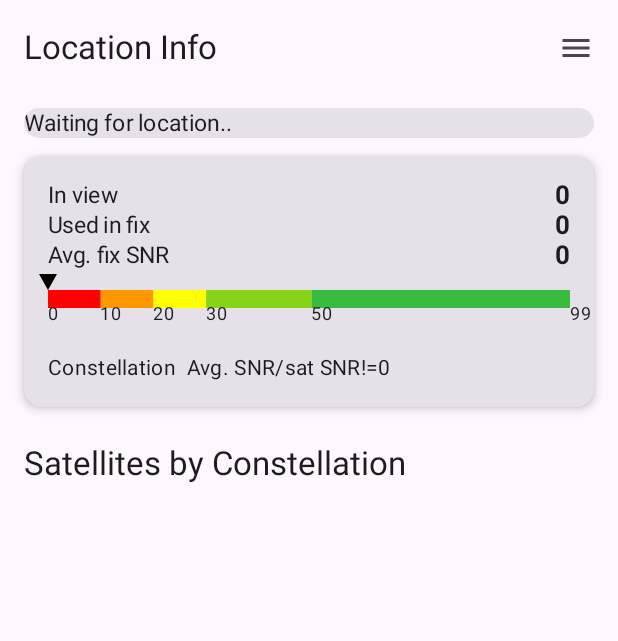
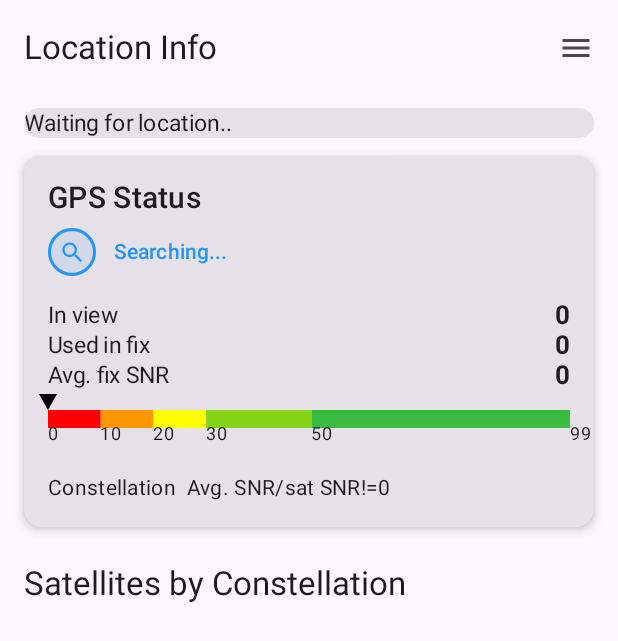
Before and after one commit to KrzPank/GPSSatelliteViewer, an Android app built with Jetpack Compose: the screen it shows after launch (MainActivity), on a phone screen of 412 x 824 dp. Shown: the top 641 px of the screen. Run offline under Robolectric (Android 15) with nearby library versions, the phone set to English and light mode, and no system bars.

Commit message:
added GPS Status better user experience, TODO different Icons and probably different view order

```diff
--- a/app/build.gradle.kts
+++ b/app/build.gradle.kts
@@ -49,6 +49,7 @@ dependencies {
     implementation(libs.androidx.ui.graphics)
     implementation(libs.androidx.ui.tooling.preview)
     implementation(libs.androidx.material3)
+    implementation("androidx.compose.material:material-icons-extended:1.7.5")
     implementation(libs.androidx.appcompat)
     testImplementation(libs.junit)
     androidTestImplementation(libs.androidx.junit)
--- a/app/src/main/java/com/example/gpssatelliteviewer/ui/cards/SatelliteCard.kt
+++ b/app/src/main/java/com/example/gpssatelliteviewer/ui/cards/GPSStatusCard.kt
@@ -14,9 +14,10 @@ import androidx.compose.material3.Text
 import androidx.compose.runtime.Composable
 import androidx.compose.ui.Modifier
 import androidx.compose.ui.unit.dp
+import androidx.compose.ui.unit.sp
 import com.example.gpssatelliteviewer.utils.InfoRow
 import com.example.gpssatelliteviewer.data.GNSSStatusData
-import com.example.gpssatelliteviewer.utils.SNRBar
+import com.example.gpssatelliteviewer.utils.GPSStatusUtils
 
 data class SNRStats(
     val average: Float,
@@ -24,7 +25,7 @@ data class SNRStats(
 )
 
 @Composable
-fun SatelliteCard(
+fun GPSStatusCard(
     satellites: List<GNSSStatusData>,
     modifier: Modifier = Modifier
 ) {
@@ -33,7 +34,7 @@ fun SatelliteCard(
     val groupedSatellites = satellites.groupBy { it.constellation }
     val usedInFixCount = satellites.count { it.usedInFix }
 
-    val averageSNRByConstellation = groupedSatellites.mapValues { (_, sats) ->
+        val averageSNRByConstellation = groupedSatellites.mapValues { (_, sats) ->
         val valid = sats.filter { it.snr != 0f}
         if (valid.isNotEmpty()) {
             val avg = valid.map { it.snr }.average().toFloat()
@@ -47,29 +48,48 @@ fun SatelliteCard(
     val satellitesInFix = satellites.filter { it.usedInFix }
     val averageSNRInFix = if (satellitesInFix.isNotEmpty()) {
         satellitesInFix.map { it.snr }.average().toFloat()
-    } else null
+    } else 0f
+
+    // NEW: Calculate GPS status
+    val gpsStatus = GPSStatusUtils.determineGPSStatus(
+        satellites = satellites,
+        averageSNRInFix,
+        hasLocationNMEA = satellites.isNotEmpty()
+    )
 
     Card(
         shape = RoundedCornerShape(12.dp),
-        modifier = Modifier
+        modifier = modifier
             .fillMaxWidth()
             .padding(vertical = 4.dp),
         elevation = CardDefaults.cardElevation(4.dp)
     ) {
         Column(modifier = Modifier.padding(16.dp)) {
+            Text(
+                "GPS Status",
+                style = MaterialTheme.typography.titleMedium,
+                fontSize = 20.sp
+            )
+            Spacer(Modifier.height(8.dp))
+
+            // GPS Status Header
+            GPSStatusUtils.GPSStatusHeader(
+                gpsStatus = gpsStatus,
+                )
+
+            Spacer(modifier = Modifier.height(16.dp))
+
+            // Existing satellite info
             InfoRow(label = "In view", value = totalSatellites.toString())
             InfoRow(label = "Used in fix", value = usedInFixCount.toString())
             InfoRow(
                 label = "Avg. fix SNR",
-                value = if (averageSNRInFix != null) {
-                    "${"%.1f".format(averageSNRInFix)} dBHz"
-                } else {
-                    "0"
-                }
+                value = if (averageSNRInFix != 0f) "${"%.1f".format(averageSNRInFix)} dBHz"
+                else  "0"
             )
-            Spacer(modifier = modifier.height(8.dp))
-            if (averageSNRInFix == null) SNRBar(value = 0f)
-            else SNRBar(value = averageSNRInFix)
+
+            Spacer(modifier = Modifier.height(8.dp))
+            GPSStatusUtils.SNRBar(value = averageSNRInFix)
 
             Spacer(modifier = Modifier.height(4.dp))
             Text("Constellation  Avg. SNR/sat SNR!=0", style = MaterialTheme.typography.bodyMedium)
--- a/app/src/main/java/com/example/gpssatelliteviewer/ui/cards/LocationCard.kt
+++ b/app/src/main/java/com/example/gpssatelliteviewer/ui/cards/LocationCard.kt
@@ -24,10 +24,9 @@ import androidx.compose.ui.unit.dp
 import androidx.compose.ui.unit.sp
 import com.example.gpssatelliteviewer.data.ListenerData
 import com.example.gpssatelliteviewer.data.NMEALocationData
-import com.example.gpssatelliteviewer.data.parsers.NMEAParser
 import com.example.gpssatelliteviewer.utils.CoordinateConversion
+import com.example.gpssatelliteviewer.utils.GPSStatusUtils
 import com.example.gpssatelliteviewer.utils.InfoRow
-import com.example.gpssatelliteviewer.utils.approximateLocationAccuracy
 import com.example.gpssatelliteviewer.utils.mapFixQuality
 import com.example.gpssatelliteviewer.utils.mapFixType
 
@@ -87,7 +86,7 @@ fun NMEALocationCard(
             )
             InfoRow(
                 label = "Accuracy",
-                value = approximateLocationAccuracy(nmea)
+                value = CoordinateConversion.getAccuracyEstimate(nmea).toString()
             )
             val speedkmh = nmea.speedKnots * 1.852
             InfoRow(
--- a/app/src/main/java/com/example/gpssatelliteviewer/ui/panels/LocationInfoPanel.kt
+++ b/app/src/main/java/com/example/gpssatelliteviewer/ui/panels/LocationInfoPanel.kt
@@ -37,7 +37,7 @@ import androidx.navigation.NavController
 import com.example.gpssatelliteviewer.ui.cards.AndroidApiLocation
 import com.example.gpssatelliteviewer.ui.cards.LoadingLocationText
 import com.example.gpssatelliteviewer.ui.cards.NMEALocationCard
-import com.example.gpssatelliteviewer.ui.cards.SatelliteCard
+import com.example.gpssatelliteviewer.ui.cards.GPSStatusCard
 
 
 import androidx.compose.runtime.getValue
@@ -126,7 +126,7 @@ fun LocationInfoPanel(
 
             // --- Summary of satellites ---
             item {
-                SatelliteCard(satellites)
+                GPSStatusCard(satellites)
             }
 
             // --- Satellites grouped by constellation ---
--- a/app/src/main/java/com/example/gpssatelliteviewer/utils/FormatFunctions.kt
+++ b/app/src/main/java/com/example/gpssatelliteviewer/utils/FormatFunctions.kt
@@ -44,77 +44,6 @@ fun InfoRow(label: String, value: String) {
     }
 }
 
-@SuppressLint("UnusedBoxWithConstraintsScope")
-@Composable
-fun SNRBar(
-    value: Float,
-    modifier: Modifier = Modifier
-) {
-    val clamped = value.coerceIn(0f, 99f)
-
-    val ranges = listOf(
-        0f to 10f to Color.Companion.Red,
-        10f to 20f to Color(0xFFFF9800),
-        20f to 30f to Color.Companion.Yellow,
-        30f to 50f to Color(0xFF86D317),
-        50f to 99f to Color(0xFF39BB3F)
-    )
-
-    val thresholds = listOf(0f, 10f, 20f, 30f, 50f, 99f)
-
-    Column(modifier) {
-        BoxWithConstraints(
-            Modifier.Companion
-                .fillMaxWidth()
-                .height(17.dp)
-        ) {
-            val barWidth = constraints.maxWidth.toFloat()
-            val percent = clamped / 99f
-            val indicatorX = barWidth * percent
-
-            Canvas(Modifier.Companion.fillMaxSize()) {
-                ranges.forEach { (range, color) ->
-                    val (start, end) = range
-                    val startX = (start / 99f) * size.width
-                    val endX = (end / 99f) * size.width
-                    drawRect(
-                        color = color,
-                        topLeft = Offset(startX, 8f),
-                        size = Size(endX - startX, size.height - 8f)
-                    )
-                }
-
-                val triangleWidth = 12.dp.toPx()
-                val path = Path().apply {
-                    moveTo(indicatorX, 8f) // tip
-                    lineTo(indicatorX - triangleWidth / 2, -8f)
-                    lineTo(indicatorX + triangleWidth / 2, -8f)
-                    close()
-                }
-                drawPath(path, color = Color.Companion.Black)
-            }
-        }
-
-
-        BoxWithConstraints(
-            Modifier.Companion
-                .fillMaxWidth()
-                .padding(top = 2.dp)
-        ) {
-            val barWidth = constraints.maxWidth.toFloat()
-            thresholds.forEach { t ->
-                val x = (t / 99f) * barWidth
-                Text(
-                    text = t.toInt().toString(),
-                    fontSize = 12.sp,
-                    modifier = Modifier.Companion
-                        .offset { IntOffset(x.toInt(), -15) }
-                )
-            }
-        }
-    }
-}
-
 fun mapFixQuality(fixQuality: Int): String {
     return when(fixQuality) {
         0 -> "No fix"
--- /dev/null
+++ b/app/src/main/java/com/example/gpssatelliteviewer/utils/GPSStatusUtils.kt
@@ -0,0 +1,267 @@
+package com.example.gpssatelliteviewer.utils
+
+import android.annotation.SuppressLint
+import androidx.compose.foundation.Canvas
+import androidx.compose.foundation.background
+import androidx.compose.foundation.border
+import androidx.compose.foundation.layout.Arrangement
+import androidx.compose.foundation.layout.Box
+import androidx.compose.foundation.layout.BoxWithConstraints
+import androidx.compose.foundation.layout.Column
+import androidx.compose.foundation.layout.Row
+import androidx.compose.foundation.layout.Spacer
+import androidx.compose.foundation.layout.fillMaxSize
+import androidx.compose.foundation.layout.fillMaxWidth
+import androidx.compose.foundation.layout.height
+import androidx.compose.foundation.layout.offset
+import androidx.compose.foundation.layout.padding
+import androidx.compose.foundation.layout.size
+import androidx.compose.foundation.layout.width
+import androidx.compose.foundation.shape.RoundedCornerShape
+import androidx.compose.material.icons.Icons
+import androidx.compose.material.icons.filled.Check
+import androidx.compose.material.icons.filled.Close
+import androidx.compose.material.icons.filled.Home
+import androidx.compose.material.icons.filled.Person
+import androidx.compose.material.icons.filled.Search
+import androidx.compose.material3.Icon
+import androidx.compose.material3.MaterialTheme
+import androidx.compose.material3.Text
+import androidx.compose.runtime.Composable
+import androidx.compose.ui.Alignment
+import androidx.compose.ui.Modifier
+import androidx.compose.ui.geometry.Offset
+import androidx.compose.ui.geometry.Size
+import androidx.compose.ui.graphics.Color
+import androidx.compose.ui.graphics.Path
+import androidx.compose.ui.graphics.vector.ImageVector
+import androidx.compose.ui.text.font.FontWeight
+import androidx.compose.ui.unit.IntOffset
+import androidx.compose.ui.unit.dp
+import androidx.compose.ui.unit.sp
+import com.example.gpssatelliteviewer.data.GNSSStatusData
+import com.example.gpssatelliteviewer.data.NMEALocationData
+
+/**
+ * Represents different GPS status levels for visual feedback
+ */
+sealed class GPSStatus {
+    object Excellent : GPSStatus()      // Strong signal, many satellites, high accuracy
+    object Good : GPSStatus()           // Good signal, adequate satellites
+    object Fair : GPSStatus()           // Weak signal, few satellites
+    object Poor : GPSStatus()           // Very weak signal, poor accuracy
+    object NoFix : GPSStatus()          // No GPS fix available
+    object Searching : GPSStatus()      // Searching for satellites
+    object Disabled : GPSStatus()       // GPS is turned off
+}
+
+/**
+ * Utility functions for determining GPS status
+ */
+object GPSStatusUtils {
+    /**
+     * Determines the current GPS status based on satellite and location data
+     */
+    fun determineGPSStatus(
+        satellites: List<GNSSStatusData>,
+        averageSnr: Float,
+        hasLocationNMEA: Boolean,
+    ): GPSStatus {
+        // Check if GPS is completely disabled or no data
+        if (!hasLocationNMEA && satellites.isEmpty()) {
+            return GPSStatus.Searching
+        }
+
+        // No satellites visible
+        if (satellites.isEmpty()) {
+            return GPSStatus.NoFix
+        }
+
+        val satellitesUsedInFix = satellites.count { it.usedInFix }
+
+        return when {
+            // Excellent: Many satellites, good SNR, many used in fix
+            satellitesUsedInFix >= 10 && averageSnr >= 35f -> {
+                GPSStatus.Excellent
+            }
+            // Good: Adequate satellites, decent SNR
+            satellitesUsedInFix >= 6 && averageSnr >= 28f -> {
+                GPSStatus.Good
+            }
+            // Fair: Some satellites, moderate SNR
+            satellitesUsedInFix >= 4 && averageSnr >= 20f -> {
+                GPSStatus.Fair
+            }
+            // Poor: Few satellites or weak signal
+            satellitesUsedInFix >= 1 && averageSnr >= 10f ->{
+                GPSStatus.Poor
+            }
+            else -> GPSStatus.NoFix
+        }
+    }
+
+    /**
+     * Calculates signal strength as a percentage (0.0 to 1.0)
+     */
+    fun calculateSignalStrength(satellites: List<GNSSStatusData>): Float {
+        if (satellites.isEmpty()) return 0f
+
+        val averageSnr = satellites.map { it.snr }.average().toFloat()
+        // Normalize SNR to 0-1 range (assuming 50 dBHz is excellent)
+        return (averageSnr / 50f).coerceIn(0f, 1f)
+    }
+
+    // Helper functions for GPS status display
+    fun getStatusIcon(gpsStatus: GPSStatus): ImageVector {
+        return when (gpsStatus) {
+            is GPSStatus.Excellent, is GPSStatus.Good -> Icons.Default.Check
+            is GPSStatus.Fair -> Icons.Default.Home
+            is GPSStatus.Poor -> Icons.Default.Person
+            is GPSStatus.NoFix -> Icons.Default.Close
+            is GPSStatus.Searching -> Icons.Default.Search
+            is GPSStatus.Disabled -> Icons.Default.Close
+        }
+    }
+
+    fun getStatusTitle(gpsStatus: GPSStatus): String {
+        return when (gpsStatus) {
+            is GPSStatus.Excellent -> "Excellent Signal"
+            is GPSStatus.Good -> "Good Signal"
+            is GPSStatus.Fair -> "Fair Signal"
+            is GPSStatus.Poor -> "Poor Signal"
+            is GPSStatus.NoFix -> "No GPS Fix"
+            is GPSStatus.Searching -> "Searching..."
+            is GPSStatus.Disabled -> "GPS Disabled"
+        }
+    }
+
+    fun getStatusColor(gpsStatus: GPSStatus): Color {
+        return when (gpsStatus) {
+            is GPSStatus.Excellent -> Color(0xFF4CAF50) // Green
+            is GPSStatus.Good -> Color(0xFF8BC34A)       // Light Green
+            is GPSStatus.Fair -> Color(0xFFFF9800)       // Orange
+            is GPSStatus.Poor -> Color(0xFFFF5722)       // Red Orange
+            is GPSStatus.NoFix -> Color(0xFFF44336)      // Red             // Red (matches SNR 0-10)
+            is GPSStatus.Searching -> Color(0xFF2196F3)  // Blue
+            is GPSStatus.Disabled -> Color(0xFF9E9E9E)   // Gray
+        }
+    }
+
+    @SuppressLint("UnusedBoxWithConstraintsScope")
+    @Composable
+    fun SNRBar(
+        value: Float,
+        modifier: Modifier = Modifier
+    ) {
+        val clamped = value.coerceIn(0f, 99f)
+
+        val ranges = listOf(
+            0f to 10f to Color.Red,
+            10f to 20f to Color(0xFFFF9800),
+            20f to 30f to Color.Yellow,
+            30f to 50f to Color(0xFF86D317),
+            50f to 99f to Color(0xFF39BB3F)
+        )
+
+        val thresholds = listOf(0f, 10f, 20f, 30f, 50f, 99f)
+
+        Column(modifier) {
+            BoxWithConstraints(
+                Modifier
+                    .fillMaxWidth()
+                    .height(17.dp)
+            ) {
+                val barWidth = constraints.maxWidth.toFloat()
+                val percent = clamped / 99f
+                val indicatorX = barWidth * percent
+
+                Canvas(Modifier.fillMaxSize()) {
+                    ranges.forEach { (range, color) ->
+                        val (start, end) = range
+                        val startX = (start / 99f) * size.width
+                        val endX = (end / 99f) * size.width
+                        drawRect(
+                            color = color,
+                            topLeft = Offset(startX, 8f),
+                            size = Size(endX - startX, size.height - 8f)
+                        )
+                    }
+
+                    val triangleWidth = 12.dp.toPx()
+                    val path = Path().apply {
+                        moveTo(indicatorX, 8f) // tip
+                        lineTo(indicatorX - triangleWidth / 2, -8f)
+                        lineTo(indicatorX + triangleWidth / 2, -8f)
+                        close()
+                    }
+                    drawPath(path, color = Color.Black)
+                }
+            }
+
+            BoxWithConstraints(
+                Modifier
+                    .fillMaxWidth()
+                    .padding(top = 2.dp)
+            ) {
+                val barWidth = constraints.maxWidth.toFloat()
+                thresholds.forEach { t ->
+                    val x = (t / 99f) * barWidth
+                    Text(
+                        text = t.toInt().toString(),
+                        fontSize = 12.sp,
+                        modifier = Modifier
+                            .offset { IntOffset(x.toInt(), -15) }
+                    )
+                }
+            }
+        }
+    }
+
+    /**
+     * GPS Status Header - displays status icon and title in a row
+     */
+    @Composable
+    fun GPSStatusHeader(
+        gpsStatus: GPSStatus,
+        modifier: Modifier = Modifier
+    ) {
+        val statusColor = getStatusColor(gpsStatus)
+
+        Row(
+            modifier = modifier.fillMaxWidth(),
+            verticalAlignment = Alignment.CenterVertically
+        ) {
+            // Status icon with colored border
+            Box(
+                modifier = Modifier
+                    .size(32.dp)
+                    .border(
+                        width = 2.dp,
+                        color = statusColor,
+                        shape = RoundedCornerShape(16.dp)
+                    )
+                    .background(
+                        color = statusColor.copy(alpha = 0.1f),
+                        shape = RoundedCornerShape(16.dp)
+                    ),
+                contentAlignment = Alignment.Center
+            ) {
+                Icon(
+                    imageVector = getStatusIcon(gpsStatus),
+                    contentDescription = null,
+                    tint = statusColor,
+                    modifier = Modifier.size(18.dp)
+                )
+            }
+
+            Spacer(modifier = Modifier.width(12.dp))
+
+            Text(
+                text = getStatusTitle(gpsStatus),
+                style = MaterialTheme.typography.titleSmall,
+                fontWeight = FontWeight.Medium,
+                color = statusColor
+            )
+        }
+    }
+}
```
Also changed, not shown: app/src/main/java/com/example/gpssatelliteviewer/utils/CoordinateConvertions.kt (+22 -25 lines).
